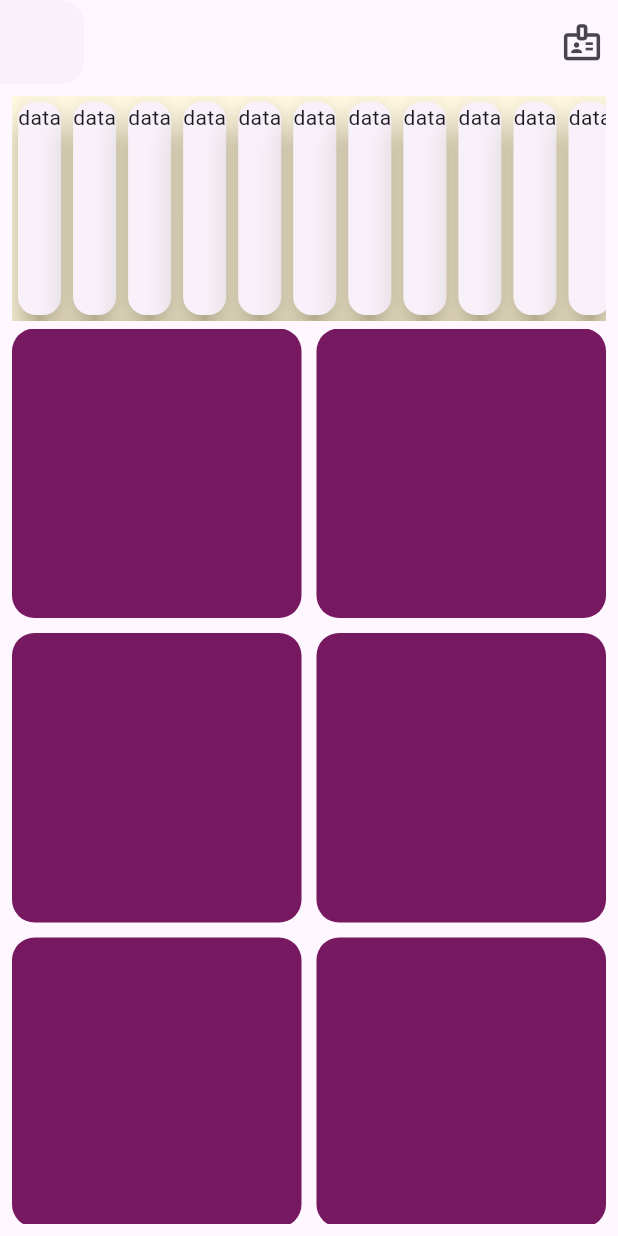
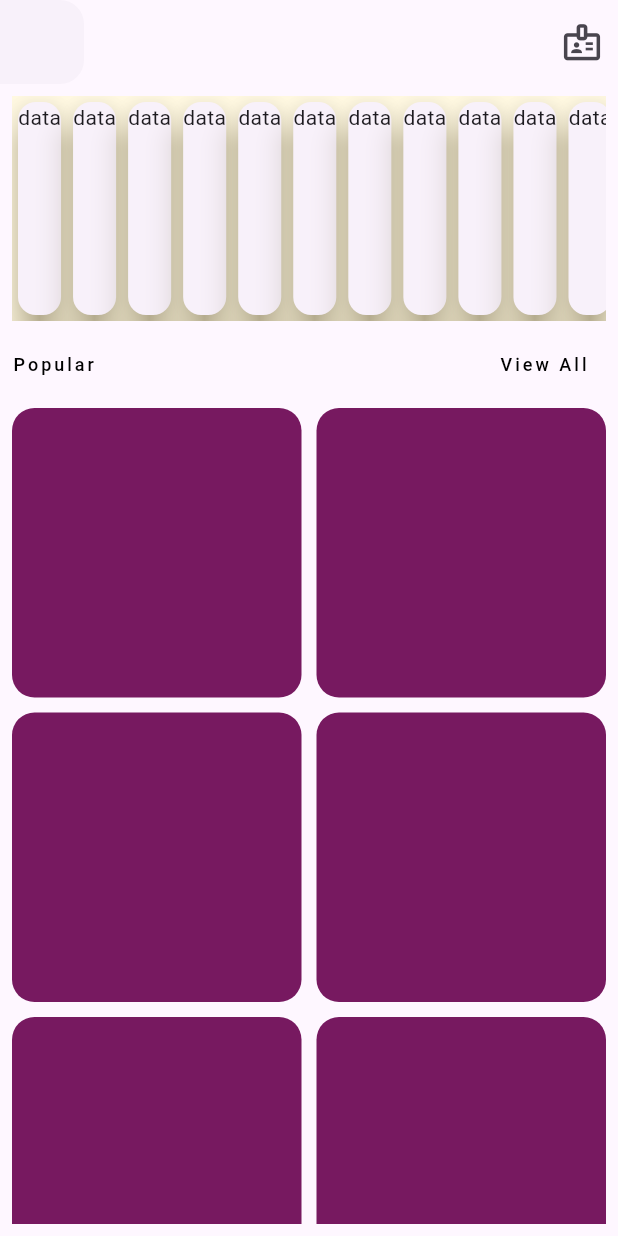
Before and after one commit to Virginia-Nyawira/Toto_Shop_P, a Flutter app: the screen it shows after launch, on a phone screen of 412 x 824 dp. Run offline on Flutter 3.47's test engine with Material 2 defaults, Android fonts, the light colour scheme and no system bars.

Commit message:
new commit

```diff
--- a/lib/Config/Themes/styles.dart
+++ b/lib/Config/Themes/styles.dart
@@ -8,3 +8,12 @@ TextStyle titleStyle(){
     fontWeight: FontWeight.w900,
   );
 }
+
+TextStyle bodyText(){
+  return const TextStyle(
+    fontSize: 12.0,
+    color: Colors.black,
+    letterSpacing: 2.0,
+    fontWeight: FontWeight.w500,
+  );
+}
--- a/lib/Home/Presentation/home_view.dart
+++ b/lib/Home/Presentation/home_view.dart
@@ -58,6 +58,24 @@ class HomePage extends StatelessWidget {
             const SizedBox(
               height: 5,
             ),
+            Row(
+              mainAxisAlignment: MainAxisAlignment.spaceBetween,
+              children: [
+                Text(
+                  "Popular",
+                  style: bodyText(),
+                ),
+                TextButton(
+                    onPressed: () {},
+                    child: Text(
+                      "View All",
+                      style: bodyText(),
+                    ))
+              ],
+            ),
+            const SizedBox(
+              height: 5,
+            ),
             Expanded(
                 child: CustomScrollView(
               slivers: [
@@ -74,8 +92,7 @@ class HomePage extends StatelessWidget {
                         width: 30,
                         decoration: BoxDecoration(
                           color: const Color.fromARGB(255, 119, 25, 96),
-                          borderRadius: BorderRadius.circular(
-                              15),
+                          borderRadius: BorderRadius.circular(15),
                         ),
                       );
                     },
```
